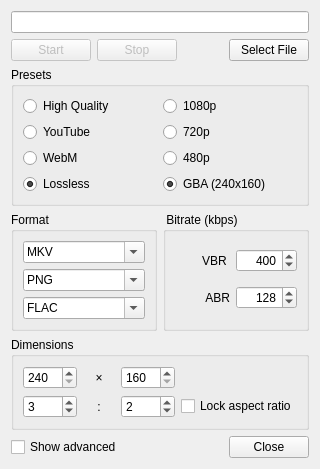
The window that Libretro/mgba/src/platform/qt/VideoView.ui (kiddreads/Avalon-copy2) describes before a commit, drawn with Qt 5.
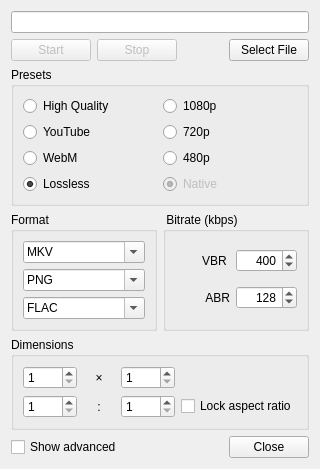
The same window after the commit.

Commit message: Qt: Clean up video recording for GB

The edit to the form file:
```diff
--- a/Libretro/mgba/src/platform/qt/VideoView.ui
+++ b/Libretro/mgba/src/platform/qt/VideoView.ui
@@ -181,9 +181,12 @@
          </widget>
         </item>
         <item>
-         <widget class="QRadioButton" name="preset160">
+         <widget class="QRadioButton" name="presetNative">
+          <property name="enabled">
+           <bool>false</bool>
+          </property>
           <property name="text">
-           <string>GBA (240x160)</string>
+           <string>Native</string>
           </property>
           <property name="checked">
            <bool>true</bool>
@@ -417,7 +420,7 @@
          <item row="0" column="3">
           <widget class="QSpinBox" name="height">
            <property name="minimum">
-            <number>160</number>
+            <number>1</number>
            </property>
            <property name="maximum">
             <number>3160</number>
@@ -427,7 +430,7 @@
          <item row="0" column="1">
           <widget class="QSpinBox" name="width">
            <property name="minimum">
-            <number>240</number>
+            <number>1</number>
            </property>
            <property name="maximum">
             <number>3840</number>
@@ -442,9 +445,6 @@
            <property name="maximum">
             <number>9999</number>
            </property>
-           <property name="value">
-            <number>2</number>
-           </property>
           </widget>
          </item>
          <item row="1" column="1">
@@ -455,9 +455,6 @@
            <property name="maximum">
             <number>9999</number>
            </property>
-           <property name="value">
-            <number>3</number>
-           </property>
           </widget>
          </item>
          <item row="1" column="4">
```
Left out of the diff: 2 changed lines with no effect on the pictures. The commit also changes 5 other files.
